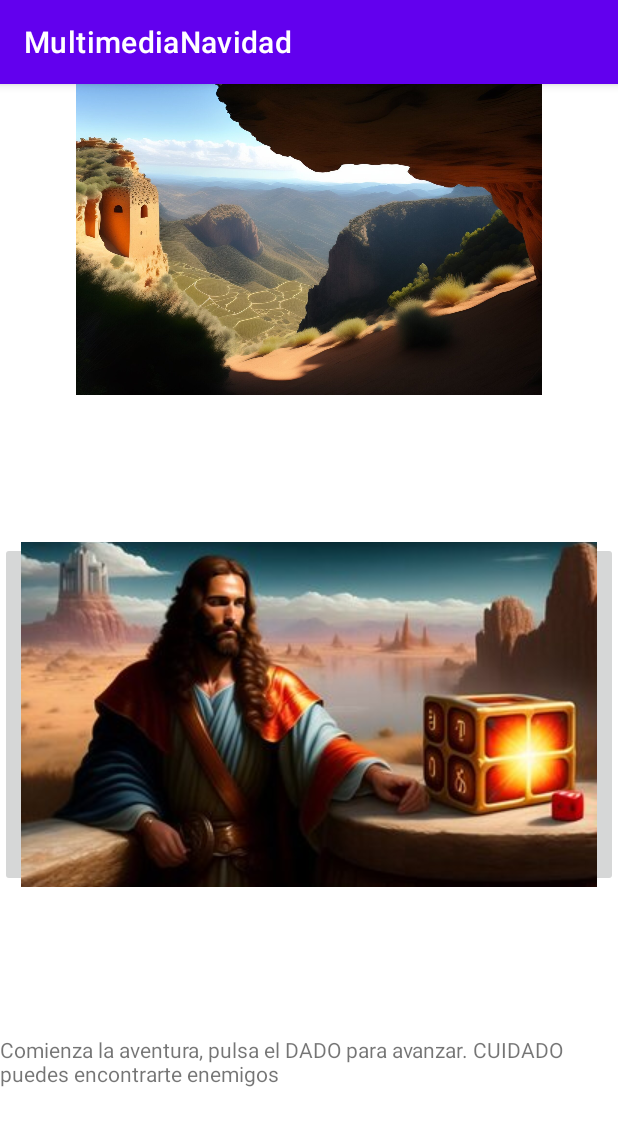
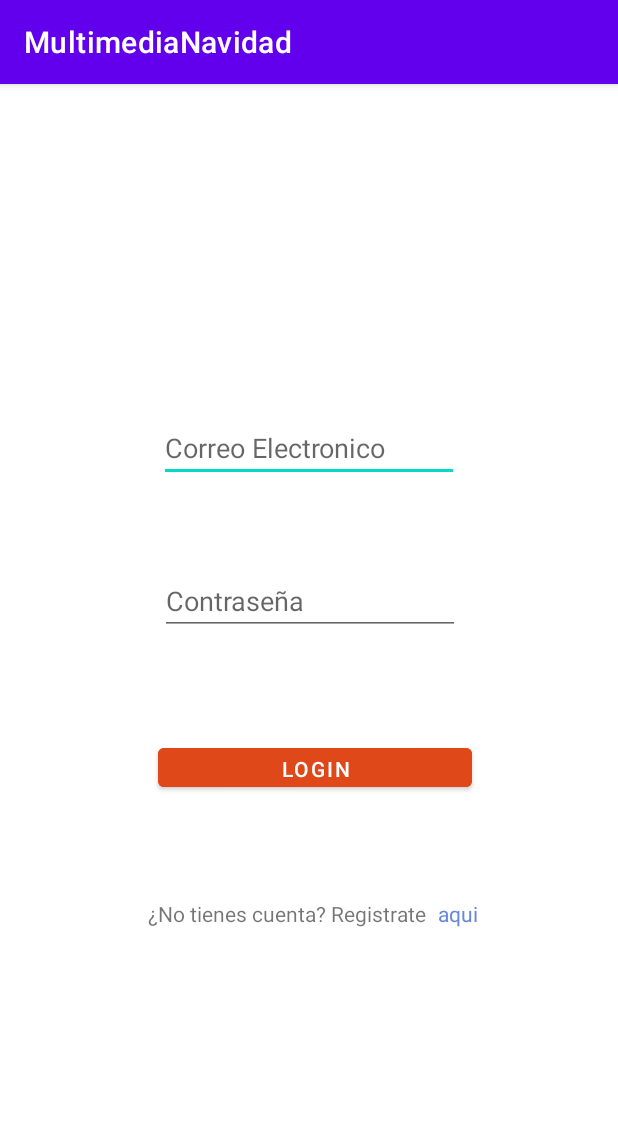
Before and after one commit to manuelmegia/12Multimedia, an Android app: the screen it shows after launch (PantallaDado before the commit, Login after it), on a phone screen of 412 x 824 dp. Shown: the top 1126 px of the screen. Run offline under Robolectric (Android 15) with nearby library versions, the phone set to English and light mode, and no system bars; our stand-ins replace Firebase (no records; nobody signed in at launch, a user with empty details on screens opened directly).

Commit message:
funcional subir informacion

```diff
--- a/app/build.gradle
+++ b/app/build.gradle
@@ -1,6 +1,7 @@
 plugins {
     id 'com.android.application'
     id 'org.jetbrains.kotlin.android'
+    id 'com.google.gms.google-services'
 }
 
 android {
@@ -42,6 +43,8 @@ dependencies {
     implementation 'androidx.appcompat:appcompat:1.5.1'
     implementation 'com.google.android.material:material:1.7.0'
     implementation 'androidx.constraintlayout:constraintlayout:2.1.4'
+    implementation 'com.google.firebase:firebase-auth-ktx:21.0.3'
+    implementation 'com.google.firebase:firebase-database-ktx:20.0.4'
     testImplementation 'junit:junit:4.13.2'
     androidTestImplementation 'androidx.test.ext:junit:1.1.5'
     androidTestImplementation 'androidx.test.espresso:espresso-core:3.5.1'
--- /dev/null
+++ b/app/src/main/java/com/manumegia/multimedianavidad/EstructuraDB.kt
@@ -0,0 +1,3 @@
+package com.manumegia.multimedianavidad
+
+data class EstructuraDB (var misArticulos: ArrayList<Articulo>)
--- /dev/null
+++ b/app/src/main/java/com/manumegia/multimedianavidad/Login.kt
@@ -0,0 +1,62 @@
+package com.manumegia.multimedianavidad
+
+import android.content.ContentValues
+import android.content.Intent
+import androidx.appcompat.app.AppCompatActivity
+import android.os.Bundle
+import android.util.Log
+import android.widget.Toast
+import com.google.firebase.auth.FirebaseAuth
+import com.google.firebase.database.DatabaseReference
+import com.google.firebase.database.FirebaseDatabase
+import com.manumegia.multimedianavidad.databinding.ActivityLoginBinding
+
+class Login : AppCompatActivity() {
+    private lateinit var binding: ActivityLoginBinding
+    private lateinit var auth: FirebaseAuth
+    private lateinit var database: DatabaseReference
+
+    override fun onCreate(savedInstanceState: Bundle?) {
+        super.onCreate(savedInstanceState)
+        binding = ActivityLoginBinding.inflate(layoutInflater)
+        setContentView(binding.root)
+        auth = FirebaseAuth.getInstance()
+
+        binding.buttonLogin.setOnClickListener {
+            auth.signInWithEmailAndPassword(
+                binding.editTextTextEmailAddress.text.toString(),
+                binding.editTextTextPassword.text.toString()
+            ).addOnCompleteListener { task ->
+                if (task.isSuccessful) {
+                    database = FirebaseDatabase.getInstance().getReference("Usuarios")
+                    database.child(auth.currentUser?.uid.toString()).get().addOnCompleteListener {
+                        if (it.isSuccessful) {
+                            val products = it.result.getValue(EstructuraDB::class.java)
+                            if (products != null) {
+                                almacenArticulo = products.misArticulos!!
+
+                                Log.d(ContentValues.TAG, products.toString())
+                            } else {
+                                Log.d(ContentValues.TAG, it.exception?.message.toString())
+                            }
+                            val intent = Intent(this, MainActivity::class.java)
+                            startActivity(intent)
+                            finish()
+                        }
+                    }.addOnFailureListener { exception ->
+                        Toast.makeText(
+                            applicationContext,
+                            exception.localizedMessage,
+                            Toast.LENGTH_LONG
+                        ).show()
+                    }
+                }
+
+                binding.btnLoginARegistro.setOnClickListener {
+                    val intent = Intent(this, Registro::class.java)
+                    startActivity(intent)
+                }
+            }
+        }
+    }
+}
--- a/app/src/main/java/com/manumegia/multimedianavidad/PantallaEncontrarMercader.kt
+++ b/app/src/main/java/com/manumegia/multimedianavidad/PantallaEncontrarMercader.kt
@@ -13,8 +13,6 @@ class PantallaEncontrarMercader : AppCompatActivity() {
         super.onCreate(savedInstanceState)
         val binding = ActivityPantallaEncontrarMercaderBinding.inflate(layoutInflater)
         setContentView(binding.root)
-
-        llenarAlmacen()
 
         binding.btnContinuar.setOnClickListener {
             this.navigateTo(PantallaDado::class.java)
--- a/app/src/main/java/com/manumegia/multimedianavidad/PantallaEncontrarObjeto.kt
+++ b/app/src/main/java/com/manumegia/multimedianavidad/PantallaEncontrarObjeto.kt
@@ -9,8 +9,6 @@ class PantallaEncontrarObjeto : AppCompatActivity() {
         super.onCreate(savedInstanceState)
         val binding = ActivityPantallaEncontrarObjetoBinding.inflate(layoutInflater)
         setContentView(binding.root)
-
-        llenarAlmacen()
         generarArticuloRandom()
 
         binding.imageView4.setImageResource(ultimoArticuloSeleccionado.getFoto())
--- a/app/src/main/java/com/manumegia/multimedianavidad/Utilidades.kt
+++ b/app/src/main/java/com/manumegia/multimedianavidad/Utilidades.kt
@@ -10,7 +10,6 @@ var pPruebas = Personaje("as", "das", "gsdgs")
 internal lateinit var viewGone: LinearLayout
 fun Activity.navigateTo(alaQueVoy: Class<*>) {
     var intent = Intent(this, alaQueVoy)
-    intent.putExtra("personajeCreado", pPruebas)
     startActivity(intent)
 }
 
--- /dev/null
+++ b/app/src/main/res/layout/activity_login.xml
@@ -0,0 +1,83 @@
+<?xml version="1.0" encoding="utf-8"?>
+<androidx.constraintlayout.widget.ConstraintLayout xmlns:android="http://schemas.android.com/apk/res/android"
+    xmlns:app="http://schemas.android.com/apk/res-auto"
+    xmlns:tools="http://schemas.android.com/tools"
+    android:layout_width="match_parent"
+    android:layout_height="match_parent"
+    tools:context=".Login">
+
+    <EditText
+        android:id="@+id/editTextTextEmailAddress"
+        android:layout_width="200dp"
+        android:layout_height="wrap_content"
+        android:layout_marginTop="216dp"
+        android:layout_marginBottom="12dp"
+        android:ems="10"
+        android:hint="Correo Electronico"
+        android:inputType="textEmailAddress"
+        app:layout_constraintBottom_toTopOf="@+id/editTextTextPassword"
+        app:layout_constraintEnd_toEndOf="parent"
+        app:layout_constraintStart_toStartOf="parent"
+        app:layout_constraintTop_toTopOf="parent" />
+
+    <EditText
+        android:id="@+id/editTextTextPassword"
+        android:layout_width="200dp"
+        android:layout_height="wrap_content"
+        android:layout_marginStart="103dp"
+        android:layout_marginTop="41dp"
+        android:layout_marginEnd="98dp"
+        android:layout_marginBottom="57dp"
+        android:ems="10"
+        android:hint="Contraseña"
+        android:inputType="textPassword"
+        app:layout_constraintBottom_toTopOf="@+id/buttonLogin"
+        app:layout_constraintEnd_toEndOf="parent"
+        app:layout_constraintHorizontal_bias="0.3"
+        app:layout_constraintStart_toStartOf="parent"
+        app:layout_constraintTop_toBottomOf="@+id/editTextTextEmailAddress" />
+
+    <Button
+        android:id="@+id/buttonLogin"
+        android:layout_width="209dp"
+        android:layout_height="38dp"
+        android:layout_marginStart="101dp"
+        android:layout_marginTop="8dp"
+        android:layout_marginEnd="93dp"
+        android:layout_marginBottom="290dp"
+        android:backgroundTint="#DF4818"
+        android:text="Login"
+        app:layout_constraintBottom_toBottomOf="parent"
+        app:layout_constraintEnd_toEndOf="parent"
+        app:layout_constraintStart_toStartOf="parent"
+        app:layout_constraintTop_toBottomOf="@+id/editTextTextPassword" />
+
+    <TextView
+        android:id="@+id/textView3"
+        android:layout_width="wrap_content"
+        android:layout_height="wrap_content"
+        android:layout_marginStart="93dp"
+        android:layout_marginTop="62dp"
+        android:layout_marginBottom="198dp"
+        android:text="¿No tienes cuenta? Registrate "
+        app:layout_constraintBottom_toBottomOf="parent"
+        app:layout_constraintEnd_toStartOf="@+id/btnLoginARegistro"
+        app:layout_constraintStart_toStartOf="parent"
+        app:layout_constraintTop_toBottomOf="@+id/buttonLogin" />
+
+    <TextView
+        android:id="@+id/btnLoginARegistro"
+        android:layout_width="wrap_content"
+        android:layout_height="wrap_content"
+        android:layout_marginTop="62dp"
+        android:layout_marginEnd="88dp"
+        android:layout_marginBottom="198dp"
+        android:text="aqui"
+        android:textColor="#6788DA"
+        android:textColorHighlight="#3E7AC3"
+        android:textColorLink="#0ED1D8"
+        app:layout_constraintBottom_toBottomOf="parent"
+        app:layout_constraintEnd_toEndOf="parent"
+        app:layout_constraintStart_toEndOf="@+id/textView3"
+        app:layout_constraintTop_toBottomOf="@+id/buttonLogin" />
+</androidx.constraintlayout.widget.ConstraintLayout>
--- a/app/src/main/res/layout/activity_pantalla_encontrar_mercader.xml
+++ b/app/src/main/res/layout/activity_pantalla_encontrar_mercader.xml
@@ -36,7 +36,7 @@
                 android:layout_height="match_parent"
                 android:layout_weight="1"
                 android:orientation="horizontal"
-                android:visibility="gone">
+                android:visibility="visible">
 
                 <Button
                     android:id="@+id/btnComerciar"
@@ -89,7 +89,7 @@
                 android:layout_height="match_parent"
                 android:layout_weight="1"
                 android:orientation="vertical"
-                android:visibility="visible">
+                android:visibility="gone">
 
                 <LinearLayout
                     android:layout_width="match_parent"
--- a/build.gradle
+++ b/build.gradle
@@ -1,4 +1,8 @@
-// Top-level build file where you can add configuration options common to all sub-projects/modules.
+buildscript {
+    dependencies {
+        classpath 'com.google.gms:google-services:4.3.10'
+    }
+}// Top-level build file where you can add configuration options common to all sub-projects/modules.
 plugins {
     id 'com.android.application' version '7.4.0' apply false
     id 'com.android.library' version '7.4.0' apply false
```
Also changed, not shown: app/src/main/AndroidManifest.xml (+10 -1 lines), app/src/main/java/com/manumegia/multimedianavidad/CargarPartidas.kt (added, +11 -0 lines), app/src/main/java/com/manumegia/multimedianavidad/Mochila.kt (+45 -3 lines), app/src/main/java/com/manumegia/multimedianavidad/PantallaConfirmacionPersonaje.kt (+10 -3 lines), app/src/main/java/com/manumegia/multimedianavidad/PantallaDado.kt (+17 -2 lines), app/src/main/java/com/manumegia/multimedianavidad/Personaje.kt (+47 -16 lines), app/src/main/java/com/manumegia/multimedianavidad/Registro.kt (added, +37 -0 lines), app/src/main/res/layout/activity_cargar_partidas.xml (added, +9 -0 lines), app/src/main/res/layout/activity_pantalla_dado.xml (+12 -1 lines), app/src/main/res/layout/activity_registro.xml (added, +54 -0 lines), 1 other file.
